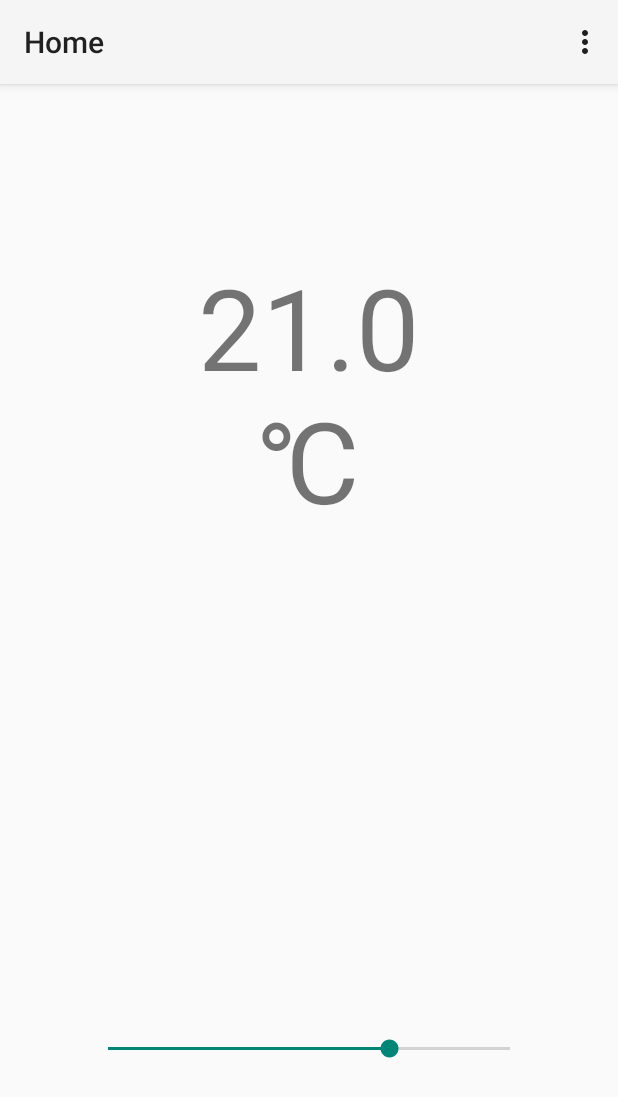
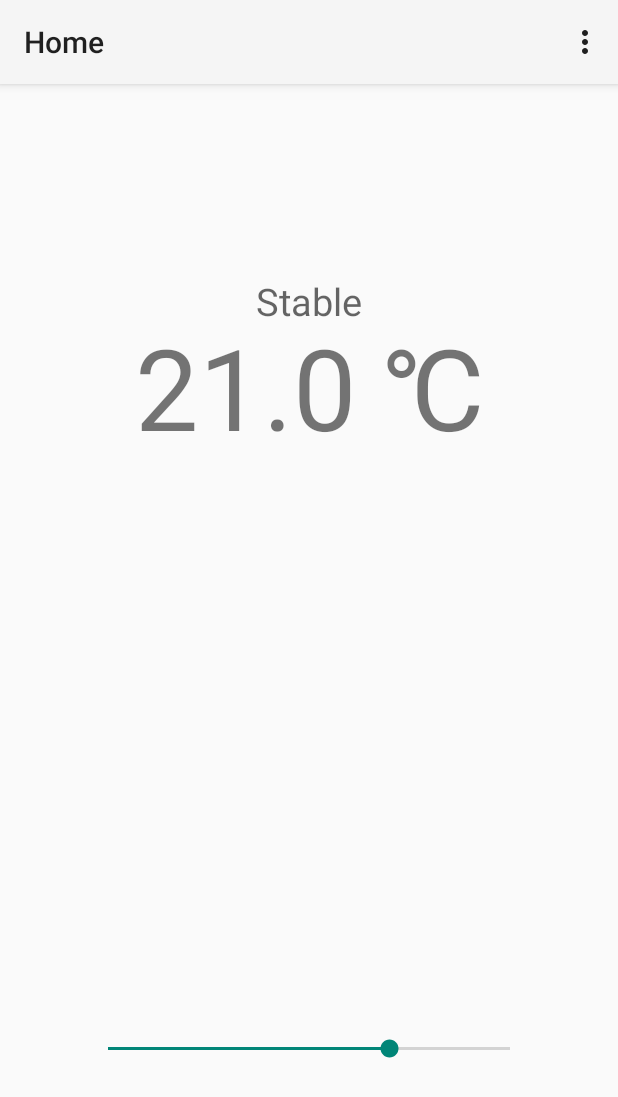
Before and after one commit to YorMeij/Thermostat, an Android app: the screen it shows after launch (Home), on a phone screen of 412 x 824 dp. Shown: the top 1097 px of the screen. Run offline under Robolectric (Android 15) with nearby library versions, the phone set to English and light mode, and no system bars; network calls fail; 1 statement that could not run was skipped.

```diff
--- a/app/src/main/res/layout/activity_home.xml
+++ b/app/src/main/res/layout/activity_home.xml
@@ -18,14 +18,26 @@
         android:layout_centerHorizontal="true" />
 
     <TextView
-        android:layout_width="200dp"
+        android:layout_width="300dp"
         android:layout_height="wrap_content"
         android:id="@+id/DisplayTemp"
-        android:layout_marginTop="95dp"
+        android:layout_marginTop="135dp"
         android:textSize="75dp"
         android:gravity="center"
-        android:text="21"
+        android:text="21.0 C"
         android:layout_alignParentTop="true"
         android:layout_centerHorizontal="true" />
 
+    <TextView
+        android:layout_width="wrap_content"
+        android:layout_height="wrap_content"
+        android:textAppearance="?android:attr/textAppearanceMedium"
+        android:text="Stable"
+        android:gravity="center"
+        android:textSize="25dp"
+        android:id="@+id/status"
+        android:layout_alignBottom="@+id/DisplayTemp"
+        android:layout_centerHorizontal="true"
+        android:layout_marginBottom="90dp" />
+
 </RelativeLayout>
--- a/app/src/main/res/values/strings.xml
+++ b/app/src/main/res/values/strings.xml
@@ -4,4 +4,8 @@
     <string name="hello_world">Hello world!</string>
     <string name="action_settings">Settings</string>
     <string name="title_activity_home">Home</string>
+
+    <string name="cooling">Cooling down to:</string>string>
+    <string name="heating">Heating up to:</string>string>
+
 </resources>
```
Also changed, not shown: app/src/main/java/nl/tue/demothermostat/Home.java (+93 -11 lines).
